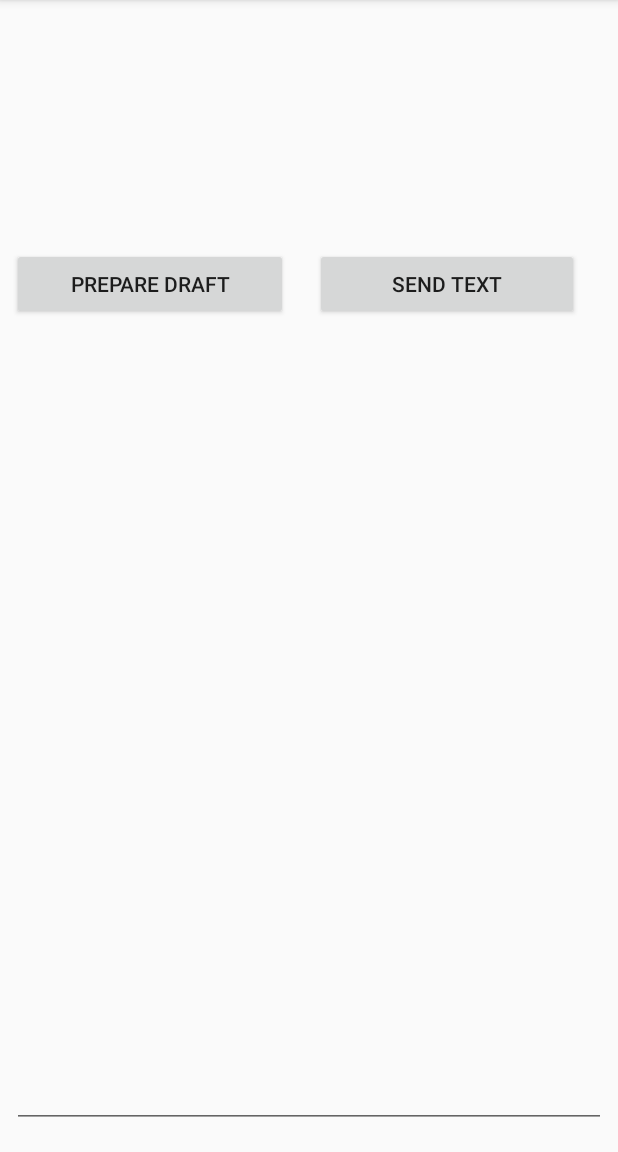
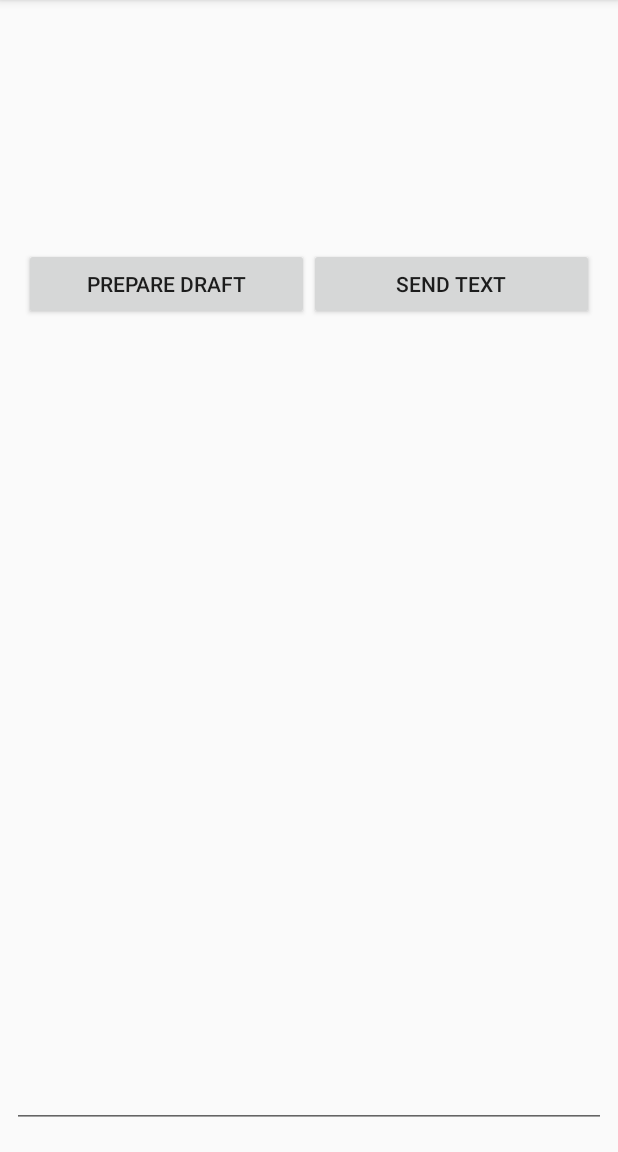
Before and after one commit to bykup/textDrafter, an Android app: the screen it shows after launch (MainActivity), on a phone screen of 412 x 824 dp, the part 84-1236 px from its top. Run offline under Robolectric (Android 15) with nearby library versions, the phone set to English and light mode, and no system bars; our stand-ins replace ButterKnife, data binding.

Commit message:
- poprawki w layoutach

```diff
--- a/textDrafter/app/src/main/java/com/byku/android/textdrafter/utils/parsers/SmsParser.java
+++ b/textDrafter/app/src/main/java/com/byku/android/textdrafter/utils/parsers/SmsParser.java
@@ -19,7 +19,7 @@ public class SmsParser {
             recyclerSmsModels = mainModel.getSmsValuesAdapter().getModels();
             outputModel = mainModel.getSmsValuesAdapter().getOutputs();
         }
-        smsText = new String(mainModel.getSmsText());
+        smsText = mainModel.getSmsText();
     }
 
     public String parseToSms() {
@@ -32,8 +32,7 @@ public class SmsParser {
             smsText = smsText.replaceAll(stringBuilder.toString(), TextUtils.isEmpty(recyclerSmsModel.getValue()) ? "" : recyclerSmsModel.getValue());
         }
 
-        String finalSms = prepTextWithCalculations(smsText);
-        return finalSms;
+        return prepTextWithCalculations(smsText);
     }
 
     private String prepTextWithCalculations(String smsText) {
--- a/textDrafter/app/src/main/res/layout/activity_main.xml
+++ b/textDrafter/app/src/main/res/layout/activity_main.xml
@@ -39,16 +39,37 @@
             app:layout_constraintTop_toTopOf="parent"
             tools:text="Testowy [1] sms [2]" />
 
-        <Button
-            android:id="@+id/button_sms_prepare"
-            android:layout_width="184dp"
+        <LinearLayout
+            android:layout_width="0dp"
             android:layout_height="wrap_content"
-            android:layout_marginStart="8dp"
+            android:orientation="horizontal"
             android:layout_marginTop="8dp"
-            android:onClick="@{(view) -> handlers.onPrepareClick(mainmodel.activity, listeners.getDialogListener(mainmodel),mainmodel)}"
-            android:text="@string/button_prepare"
-            app:layout_constraintLeft_toLeftOf="parent"
-            app:layout_constraintTop_toBottomOf="@+id/textview_sms_draft" />
+            app:layout_constraintTop_toBottomOf="@+id/textview_sms_draft"
+            android:id="@+id/linearLayout"
+            android:layout_marginEnd="16dp"
+            app:layout_constraintRight_toRightOf="parent"
+            android:layout_marginStart="16dp"
+            app:layout_constraintLeft_toLeftOf="parent">
+            <Button
+                android:id="@+id/button_sms_prepare"
+                android:layout_width="match_parent"
+                android:layout_height="wrap_content"
+                android:onClick="@{(view) -> handlers.onPrepareClick(mainmodel.activity, listeners.getDialogListener(mainmodel),mainmodel)}"
+                android:text="@string/button_prepare"
+                tools:layout_editor_absoluteY="165dp"
+                tools:layout_editor_absoluteX="8dp"
+                android:layout_weight="1"/>
+
+            <Button
+                android:id="@+id/button_sms_sendtext"
+                android:layout_width="match_parent"
+                android:layout_height="wrap_content"
+                android:onClick="@{(view) -> handlers.onSendSmsClick(mainmodel.activity, listeners.getDialogListenerSendText(mainmodel),mainmodel)}"
+                android:text="@string/button_send"
+                tools:layout_editor_absoluteX="200dp"
+                tools:layout_editor_absoluteY="165dp"
+                android:layout_weight="1"/>
+        </LinearLayout>
 
         <android.support.v7.widget.RecyclerView
             android:id="@+id/recyclerview_sms_values"
@@ -57,26 +78,13 @@
             android:layout_marginBottom="8dp"
             android:layout_marginEnd="16dp"
             android:layout_marginStart="16dp"
-            android:layout_marginTop="8dp"
             app:layout_constraintBottom_toTopOf="@+id/edittext_tel_number"
             app:layout_constraintLeft_toLeftOf="parent"
             app:layout_constraintRight_toRightOf="parent"
-            app:layout_constraintTop_toBottomOf="@+id/button_sms_prepare" />
+            android:layout_marginTop="8dp"
+            app:layout_constraintTop_toBottomOf="@+id/linearLayout" />
 
-        <Button
-            android:id="@+id/button_sms_sendtext"
-            android:layout_width="176dp"
-            android:layout_height="wrap_content"
-            android:layout_marginBottom="8dp"
-            android:layout_marginEnd="8dp"
-            android:layout_marginTop="8dp"
-            android:onClick="@{(view) -> handlers.onSendSmsClick(mainmodel.activity, listeners.getDialogListenerSendText(mainmodel),mainmodel)}"
-            android:text="@string/button_send"
-            app:layout_constraintBottom_toTopOf="@+id/recyclerview_sms_values"
-            app:layout_constraintLeft_toRightOf="@+id/button_sms_prepare"
-            app:layout_constraintRight_toRightOf="parent"
-            app:layout_constraintTop_toBottomOf="@+id/textview_sms_draft"
-            app:layout_constraintVertical_bias="1.0" />
+
 
         <EditText
             android:id="@+id/edittext_tel_number"
```
